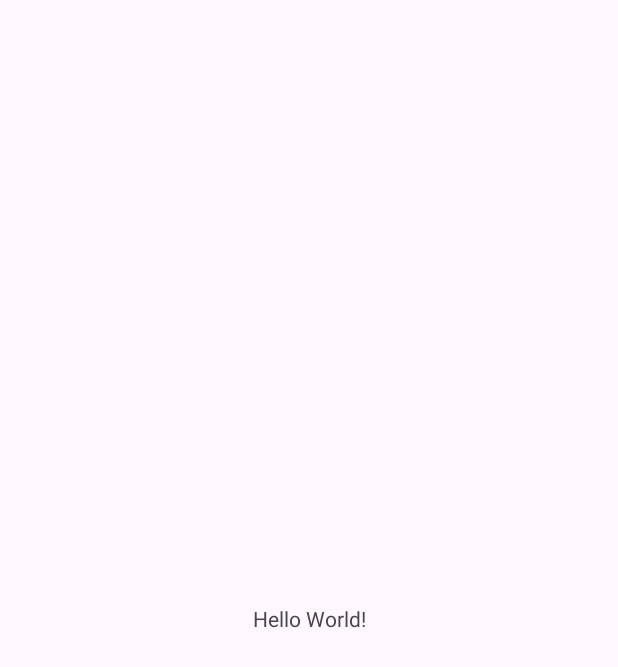
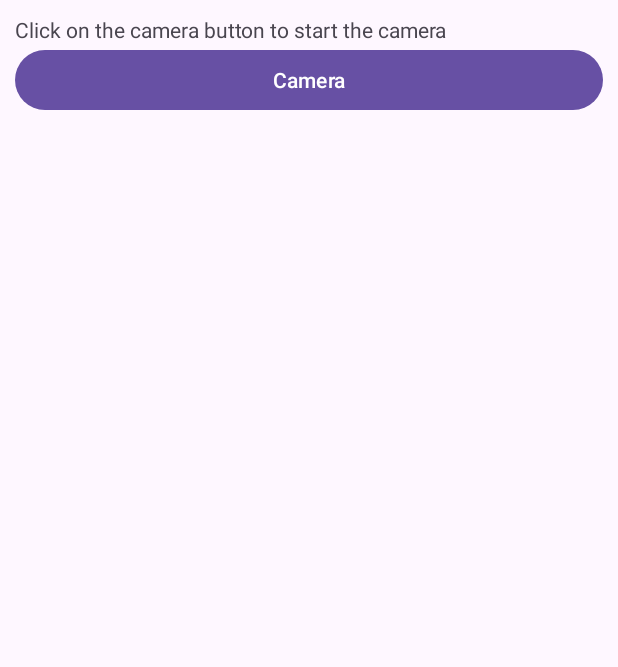
Before and after one commit to baldeoJV/AppDevY3T3, an Android app: the screen it shows after launch (MainActivity), on a phone screen of 412 x 824 dp. Before the commit the part shown is almost empty. Shown: the top 667 px of the screen. Run offline under Robolectric (Android 15) with nearby library versions, the phone set to English and light mode, and no system bars.

Commit message:
simple button to camera function

```diff
--- a/app/src/main/java/com/example/appdevy3t3/MainActivity.java
+++ b/app/src/main/java/com/example/appdevy3t3/MainActivity.java
@@ -1,24 +1,108 @@
 package com.example.appdevy3t3;
 
+import androidx.activity.result.ActivityResult;
+import androidx.activity.result.ActivityResultCallback;
+import androidx.activity.result.ActivityResultCaller;
+import androidx.activity.result.ActivityResultLauncher;
+import androidx.activity.result.contract.ActivityResultContracts;
+import androidx.annotation.Nullable;
+import androidx.appcompat.app.AppCompatActivity;
+import androidx.core.content.FileProvider;
+import android.app.Activity;
+import android.content.ContentResolver;
+import android.content.Intent;
+import android.graphics.Bitmap;
+import android.media.Image;
+import android.net.Uri;
 import android.os.Bundle;
-
-import androidx.activity.EdgeToEdge;
-import androidx.appcompat.app.AppCompatActivity;
-import androidx.core.graphics.Insets;
-import androidx.core.view.ViewCompat;
-import androidx.core.view.WindowInsetsCompat;
+import android.os.Environment;
+import android.provider.MediaStore;
+import android.util.Log;
+import android.util.Rational;
+import android.util.Size;
+import android.view.TextureView;
+import android.view.View;
+import android.widget.Button;
+import android.widget.ImageView;
+import android.widget.Toast;
+import java.io.File;
+import java.io.FileNotFoundException;
+import java.io.FileOutputStream;
+import java.io.IOException;
+import java.lang.ref.WeakReference;
 
 public class MainActivity extends AppCompatActivity {
+    private static final int REQUEST_CODE = 22;
+    Button btnpicture;
+    ImageView imageView;
+    ActivityResultLauncher<Intent> activityResultLauncher;
 
     @Override
     protected void onCreate(Bundle savedInstanceState) {
         super.onCreate(savedInstanceState);
-        EdgeToEdge.enable(this);
         setContentView(R.layout.activity_main);
-        ViewCompat.setOnApplyWindowInsetsListener(findViewById(R.id.main), (v, insets) -> {
-            Insets systemBars = insets.getInsets(WindowInsetsCompat.Type.systemBars());
-            v.setPadding(systemBars.left, systemBars.top, systemBars.right, systemBars.bottom);
-            return insets;
+        btnpicture = findViewById(R.id.btncamera_id);
+        imageView = findViewById(R.id.image);
+
+        btnpicture.setOnClickListener(new View.OnClickListener() {
+
+            @Override
+            public void onClick(View v) {
+                Intent cameraIntent = new Intent(MediaStore.ACTION_IMAGE_CAPTURE);
+                activityResultLauncher.launch(cameraIntent);
+            }
+
         });
+
+        activityResultLauncher = registerForActivityResult(new ActivityResultContracts.StartActivityForResult(), new ActivityResultCallback<ActivityResult>() {
+
+            @Override
+            public void onActivityResult(ActivityResult result) {
+
+                Bundle extras = result.getData().getExtras();
+                Uri imageUri;
+                Bitmap imageBitmap = (Bitmap) extras.get("data");
+                WeakReference<Bitmap> result_1 = new WeakReference<>(Bitmap.createScaledBitmap(imageBitmap,
+
+                    imageBitmap.getWidth(), imageBitmap.getHeight(), false).
+                copy(Bitmap.Config.RGB_565, true));
+                Bitmap bm = result_1.get();
+                imageUri = saveImage(bm, MainActivity.this);
+                imageView.setImageURI(imageUri);
+
+            }
+
+        });
+
+
+
     }
+
+    private Uri saveImage(Bitmap image, MainActivity context) {
+
+        File imagefolder = new File(context.getCacheDir(), "images");
+        Uri uri = null;
+        try{
+
+            imagefolder.mkdirs();
+            File file = new File(imagefolder, "captured_image.jpg");
+            FileOutputStream stream = new FileOutputStream(file);
+            image.compress(Bitmap.CompressFormat.JPEG, 100, stream);
+            stream.flush();
+            stream.close();
+            uri = FileProvider.getUriForFile(context.getApplicationContext(), "com.allcodingtutorial.camerafull1"+".provider", file);
+
+        }
+
+        catch (FileNotFoundException e) {
+            e.printStackTrace();
+        } catch (IOException e) {
+            e.printStackTrace();
+
+        }
+
+        return uri ;
+
+    }
+
 }
--- a/app/src/main/res/layout/activity_main.xml
+++ b/app/src/main/res/layout/activity_main.xml
@@ -1,19 +1,41 @@
 <?xml version="1.0" encoding="utf-8"?>
-<androidx.constraintlayout.widget.ConstraintLayout xmlns:android="http://schemas.android.com/apk/res/android"
+<RelativeLayout
+    xmlns:android="http://schemas.android.com/apk/res/android"
     xmlns:app="http://schemas.android.com/apk/res-auto"
     xmlns:tools="http://schemas.android.com/tools"
-    android:id="@+id/main"
     android:layout_width="match_parent"
     android:layout_height="match_parent"
+    android:layout_margin="10dp"
     tools:context=".MainActivity">
 
     <TextView
+        android:id="@+id/text"
         android:layout_width="wrap_content"
         android:layout_height="wrap_content"
-        android:text="Hello World!"
-        app:layout_constraintBottom_toBottomOf="parent"
-        app:layout_constraintEnd_toEndOf="parent"
-        app:layout_constraintStart_toStartOf="parent"
-        app:layout_constraintTop_toTopOf="parent" />
+        android:text="Click on the camera button to start the camera"
+    />
 
-</androidx.constraintlayout.widget.ConstraintLayout>
+
+
+    <Button
+        android:id="@+id/btncamera_id"
+        android:layout_width="match_parent"
+        android:layout_height="wrap_content"
+        android:layout_below="@+id/text"
+        android:text="Camera"
+        android:layout_centerHorizontal="true"
+
+    />
+
+
+
+    <ImageView
+        android:id="@+id/image"
+        android:layout_width="match_parent"
+        android:layout_height="match_parent"
+        android:layout_below="@+id/btncamera_id"
+    />
+
+
+
+</RelativeLayout>
```
